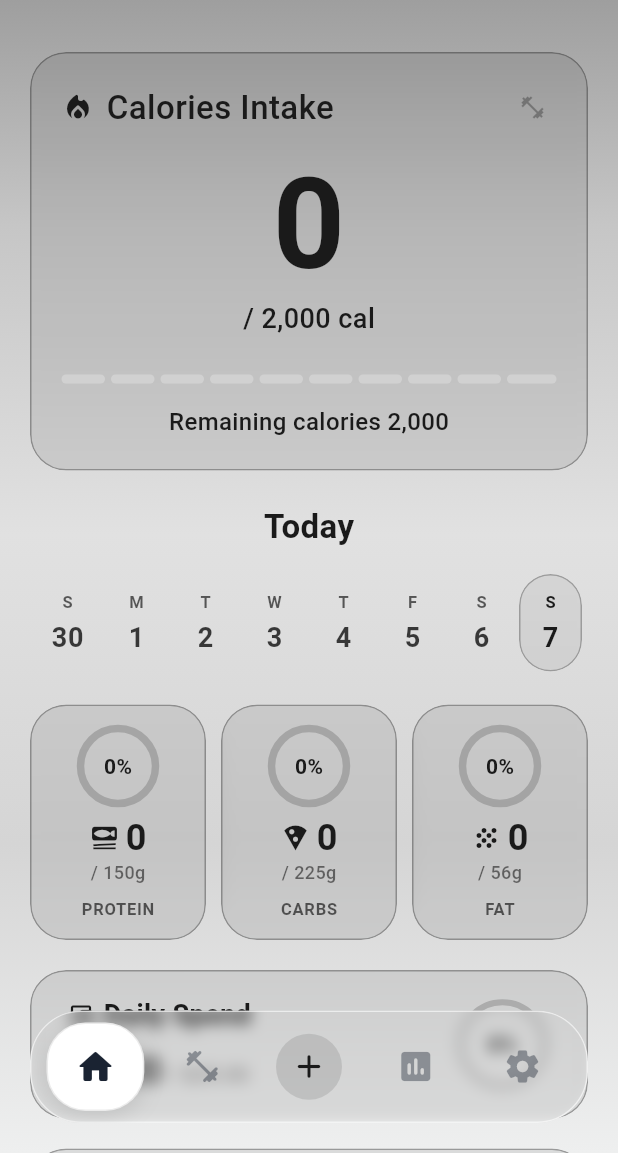
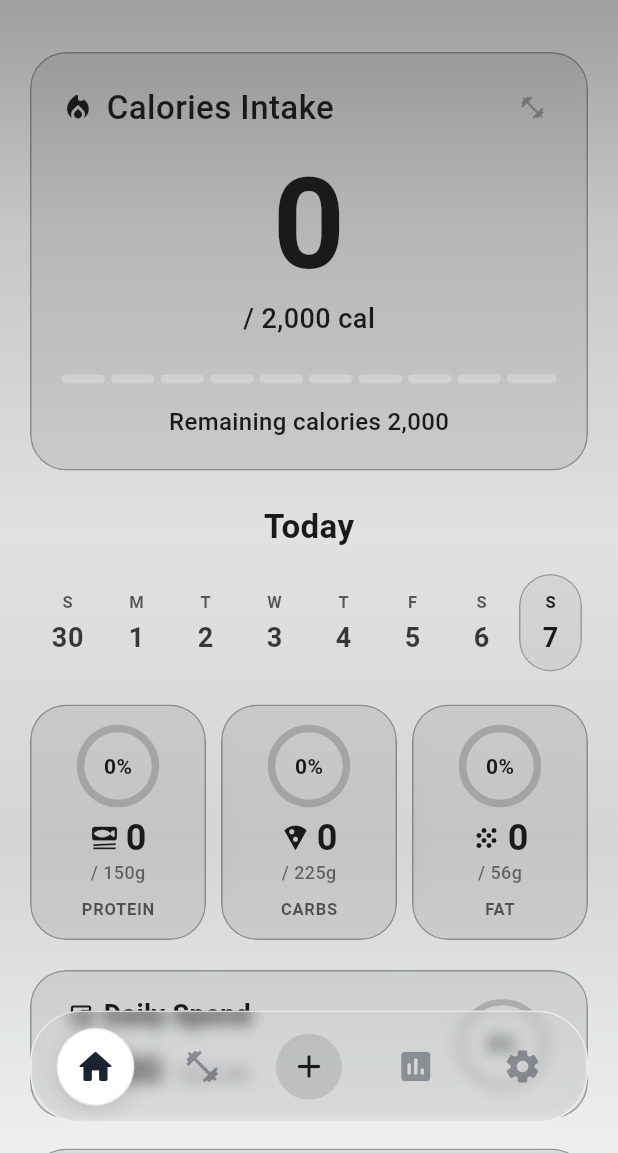
Before and after one commit to siho1117/food_cal, a Flutter app: the screen it shows after launch, on a phone screen of 412 x 824 dp, the part 83-1236 px from its top. Run offline on Flutter 3.47's test engine with Material 3 defaults, Android fonts, the phone set to English and light mode, and no system bars; our stand-ins replace fl_chart, flutter_dotenv, flutter_image_compress, flutter_slidable, image_gallery_saver, image_picker and 4 more; accounts and stored records are empty.

Commit message:
Your commit message here

```diff
--- a/lib/widgets/common/custom_bottom_nav.dart
+++ b/lib/widgets/common/custom_bottom_nav.dart
@@ -1,5 +1,6 @@
 // lib/widgets/common/custom_bottom_nav.dart
 import 'package:flutter/material.dart';
+import 'package:flutter/services.dart';
 import 'dart:ui';
 import '../../config/design_system/theme_design.dart';
 
@@ -67,7 +68,7 @@ class CustomBottomNav extends StatelessWidget {
             padding: const EdgeInsets.all(7.0),
             child: Stack(
               children: [
-                // Sliding selector pill
+                // Sliding circular background
                 AnimatedAlign(
                   duration: const Duration(milliseconds: 400),
                   curve: Curves.easeInOutCubic,
@@ -76,25 +77,29 @@ class CustomBottomNav extends StatelessWidget {
                     widthFactor: 1 / _navIcons.length,
                     child: Container(
                       height: 62.0,
-                      margin: const EdgeInsets.symmetric(horizontal: 3.0),
+                      alignment: Alignment.center,
+                      child: Container(
+                        width: 52.0,
+                        height: 52.0,
                         decoration: BoxDecoration(
                           color: isDark
                               ? const Color(0xFF2A3342)
                               : Colors.white,
-                        borderRadius: BorderRadius.circular(26.0),
+                          shape: BoxShape.circle,
                           border: Border.all(
                             color: isDark
-                              ? Colors.white.withOpacity(0.2)
-                              : Colors.black.withOpacity(0.08),
+                                ? Colors.white.withValues(alpha: 0.2)
+                                : Colors.black.withValues(alpha: 0.08),
                             width: 1.0,
                           ),
                           boxShadow: [
                             BoxShadow(
-                            color: Colors.black.withOpacity(isDark ? 0.15 : 0.1),
+                              color: Colors.black.withValues(alpha: isDark ? 0.15 : 0.1),
                               blurRadius: 12.0,
                               offset: const Offset(0, 4),
                             ),
                           ],
+                        ),
                       ),
                     ),
                   ),
@@ -160,25 +165,25 @@ class CustomBottomNav extends StatelessWidget {
       label: label,
       button: true,
       selected: isActive,
-      child: Material(
-        color: Colors.transparent,
-        child: InkWell(
-          onTap: () => onTap(index),
-          borderRadius: BorderRadius.circular(26.0),
+      child: GestureDetector(
+        onTap: () {
+          HapticFeedback.lightImpact();
+          onTap(index);
+        },
         child: Container(
             height: 62.0,
             alignment: Alignment.center,
             child: Stack(
               alignment: Alignment.center,
               children: [
-                // ✅ Elevated circle background (only for center '+' button)
+                // Elevated circle background (only for center '+' button)
                 if (isCenterButton)
                   Container(
                     width: 44.0,
                     height: 44.0,
                     decoration: BoxDecoration(
                       // Subtle black circle with low opacity
-                      color: AppColors.textDark.withOpacity(0.12),
+                      color: AppColors.textDark.withValues(alpha: 0.12),
                       shape: BoxShape.circle,
                     ),
                   ),
@@ -204,7 +209,6 @@ class CustomBottomNav extends StatelessWidget {
             ),
           ),
       ),
-      ),
     );
   }
 }
```
Lines whose indentation alone changed are shown as unchanged.
